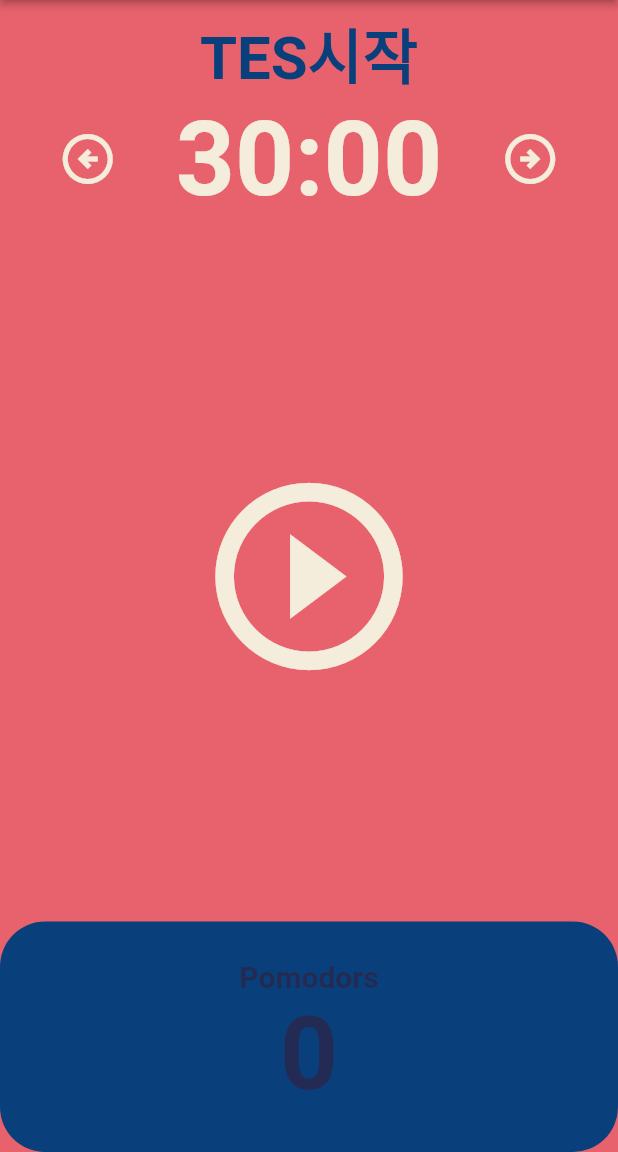
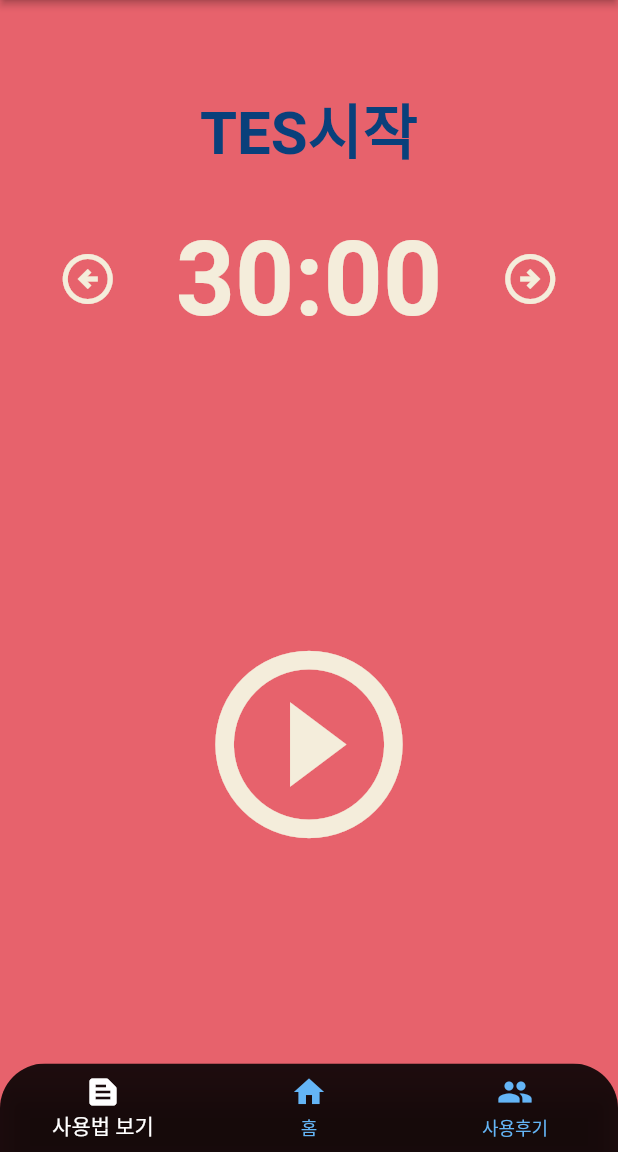
Before and after one commit to sjyunn/healingfitpro, a Flutter app: the screen it shows after launch, on a phone screen of 412 x 824 dp, the part 84-1236 px from its top. Run offline on Flutter 3.47's test engine with Material 2 defaults, Android fonts, the phone set to English and light mode, and no system bars.

Commit message:
add bottomNavigation

```diff
--- a/lib/screens/home_screen.dart
+++ b/lib/screens/home_screen.dart
@@ -135,7 +135,7 @@ class _HomeScreenState extends State<HomeScreen> {
       body: Column(
         children: [
           Flexible(
-            flex: 1,
+            flex: 2,
             child: Column(
               mainAxisAlignment: MainAxisAlignment.center,
               children: [
@@ -149,6 +149,9 @@ class _HomeScreenState extends State<HomeScreen> {
                       fontWeight: FontWeight.w600,
                     ),
                   ),
+                ),
+                const SizedBox(
+                  height: 30,
                 ),
                 Row(
                   mainAxisAlignment: MainAxisAlignment.spaceEvenly,
@@ -241,46 +244,34 @@ class _HomeScreenState extends State<HomeScreen> {
                     ),
                   ),
           ),
-          Flexible(
-            flex: 1,
-            child: Row(
-              children: [
-                Expanded(
-                  child: Container(
-                    decoration: BoxDecoration(
-                      color: Theme.of(context).canvasColor,
-                      borderRadius: BorderRadius.circular(30),
+        ],
       ),
-                    child: Column(
-                      mainAxisAlignment: MainAxisAlignment.center,
-                      children: [
-                        Text(
-                          'Pomodors',
-                          style: TextStyle(
-                            fontSize: 20,
-                            fontWeight: FontWeight.w600,
-                            color:
-                                Theme.of(context).textTheme.displayLarge!.color,
+      bottomNavigationBar: ClipRRect(
+        borderRadius: const BorderRadius.only(
+          topLeft: Radius.circular(30.0),
+          topRight: Radius.circular(30.0),
         ),
+        child: BottomNavigationBar(
+          selectedItemColor: Colors.white,
+          unselectedItemColor: Colors.blue[300],
+          backgroundColor: Colors.black87,
+          items: <BottomNavigationBarItem>[
+            const BottomNavigationBarItem(
+              icon: Icon(Icons.text_snippet),
+              label: '사용법 보기',
             ),
-                        Text(
-                          '$totalPomodoros',
-                          style: TextStyle(
-                            fontSize: 68,
-                            fontWeight: FontWeight.w600,
-                            color:
-                                Theme.of(context).textTheme.displayLarge!.color,
+            const BottomNavigationBarItem(
+              icon: Icon(Icons.home),
+              label: '홈',
             ),
+            BottomNavigationBarItem(
+              backgroundColor: Colors.amber[300],
+              icon: const Icon(Icons.people),
+              label: '사용후기',
             ),
           ],
         ),
       ),
-                ),
-              ],
-            ),
-          ),
-        ],
-      ),
     );
   }
 }
```
Lines whose indentation alone changed are shown as unchanged.
